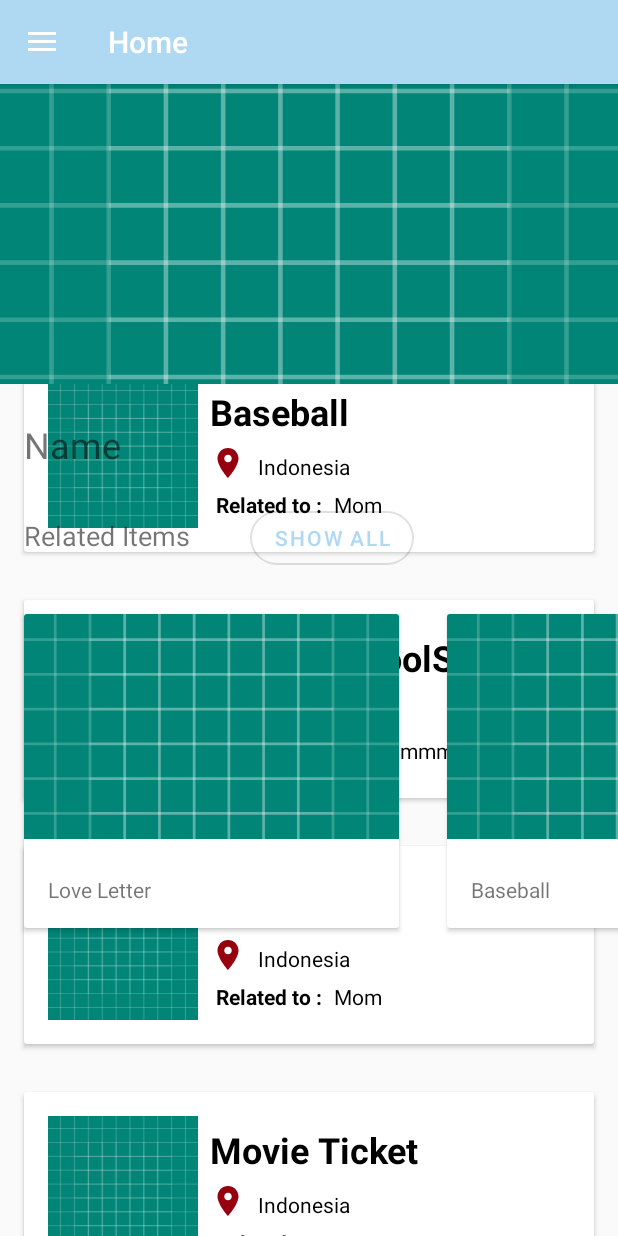
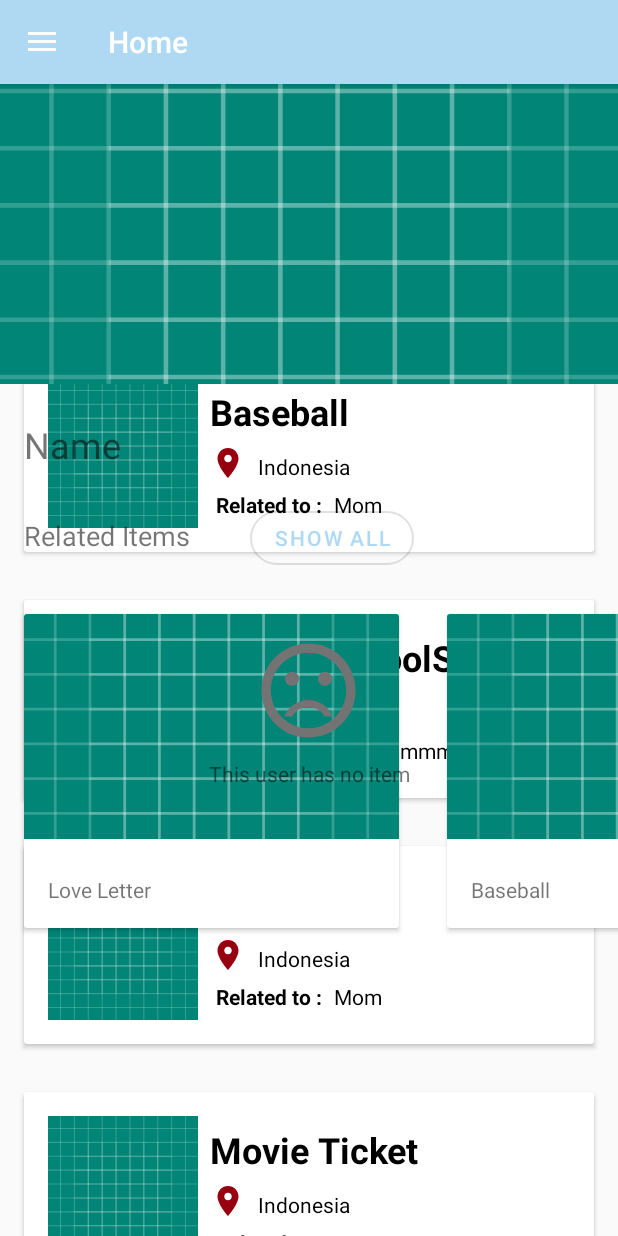
Before and after one commit to azureguard/virtuary, an Android app: the fragment MemberFragment placed in its activity, on a phone screen of 412 x 824 dp. Run offline under Robolectric (Android 15) with nearby library versions, the phone set to English and light mode, and no system bars; our stand-ins replace data binding, navigation-ui; 2 statements that could not run were skipped.

Commit message:
Added conditional layout rendering

```diff
--- a/app/src/main/java/com/virtuary/app/screens/family/member/MemberFragment.kt
+++ b/app/src/main/java/com/virtuary/app/screens/family/member/MemberFragment.kt
@@ -4,6 +4,7 @@ import android.os.Bundle
 import android.view.*
 import androidx.databinding.DataBindingUtil
 import androidx.fragment.app.Fragment
+import androidx.lifecycle.Observer
 import androidx.lifecycle.ViewModelProviders
 import androidx.navigation.fragment.navArgs
 import androidx.recyclerview.widget.LinearLayoutManager
@@ -38,12 +39,24 @@ class MemberFragment : Fragment() {
         memberViewModel = ViewModelProviders.of(this).get(MemberViewModel::class.java)
         binding.memberViewModel = memberViewModel
 
+        // Conditional rendering depending on the item number that the specific member have
+        memberViewModel.itemSize.observe(this, Observer { size ->
+            if (size <= 0) {
+                binding.noItemText.visibility = View.VISIBLE
+                binding.rvMemberItemList.visibility = View.GONE
+            } else {
+                binding.noItemText.visibility = View.GONE
+                binding.rvMemberItemList.visibility = View.VISIBLE
+            }
+        })
+
         // assign adapter so all item list behave the same way
         binding.rvMemberItemList.adapter = MemberItemAdapter(
             memberViewModel.artifactsTitle
         )
         binding.rvMemberItemList.layoutManager =
             LinearLayoutManager(activity, LinearLayoutManager.HORIZONTAL, false)
+
         return binding.root
     }
 }
--- a/app/src/main/java/com/virtuary/app/screens/family/member/memberViewModel.kt
+++ b/app/src/main/java/com/virtuary/app/screens/family/member/memberViewModel.kt
@@ -1,10 +1,17 @@
 package com.virtuary.app.screens.family.member
 
+import androidx.lifecycle.LiveData
+import androidx.lifecycle.MutableLiveData
 import androidx.lifecycle.ViewModel
 
 class MemberViewModel : ViewModel() {
 
-    // TODO: Change it with actual data from database
+    // Live Data To be observed for conditional layout rendering
+    private val _itemSize = MutableLiveData<Int>()
+    val itemSize: LiveData<Int>
+        get() = _itemSize
+
+    // TODO: Change it with actual data from database using live data
     val artifactsTitle: List<String> = listOf(
         "Love Letter", "Baseball",
         "SchoolSchoolSchoolSchoolSchoolSchoolSchoolSchoolSchool", "Flag", "Movie Ticket",
--- /dev/null
+++ b/app/src/main/res/drawable/ic_sentiment_dissatisfied_black_75dp.xml
@@ -0,0 +1,6 @@
+<vector android:height="75dp" android:viewportHeight="24.0"
+    android:viewportWidth="24.0" android:width="75dp" xmlns:android="http://schemas.android.com/apk/res/android">
+    <path android:fillColor="#FF000000" android:pathData="M15.5,9.5m-1.5,0a1.5,1.5 0,1 1,3 0a1.5,1.5 0,1 1,-3 0"/>
+    <path android:fillColor="#FF000000" android:pathData="M8.5,9.5m-1.5,0a1.5,1.5 0,1 1,3 0a1.5,1.5 0,1 1,-3 0"/>
+    <path android:fillColor="#FF000000" android:pathData="M11.99,2C6.47,2 2,6.48 2,12s4.47,10 9.99,10C17.52,22 22,17.52 22,12S17.52,2 11.99,2zM12,20c-4.42,0 -8,-3.58 -8,-8s3.58,-8 8,-8 8,3.58 8,8 -3.58,8 -8,8zM12,14c-2.33,0 -4.32,1.45 -5.12,3.5h1.67c0.69,-1.19 1.97,-2 3.45,-2s2.75,0.81 3.45,2h1.67c-0.8,-2.05 -2.79,-3.5 -5.12,-3.5z"/>
+</vector>
--- a/app/src/main/res/layout/fragment_family_member.xml
+++ b/app/src/main/res/layout/fragment_family_member.xml
@@ -74,9 +74,32 @@
                     android:orientation="horizontal"
                     app:layoutManager="androidx.recyclerview.widget.LinearLayoutManager"
                     app:layout_constraintEnd_toEndOf="parent"
+                    app:layout_constraintHorizontal_bias="0.0"
                     app:layout_constraintStart_toStartOf="parent"
                     app:layout_constraintTop_toBottomOf="@+id/related_items"
-                    tools:listitem="@layout/member_list_item" />
+                    tools:listitem="@layout/member_list_item"
+                    tools:visibility="gone">
+
+            </androidx.recyclerview.widget.RecyclerView>
+
+            <TextView
+                    android:id="@+id/no_item_text"
+                    android:layout_width="0dp"
+                    android:layout_height="wrap_content"
+                    android:layout_marginTop="32dp"
+                    android:layout_marginBottom="8dp"
+                    android:drawableTop="@drawable/ic_sentiment_dissatisfied_black_75dp"
+                    android:drawablePadding="8dp"
+                    android:gravity="center"
+                    android:padding="8dp"
+                    android:text="@string/this_user_has_no_item"
+                    app:drawableTint="#737373"
+                    app:layout_constraintBottom_toBottomOf="parent"
+                    app:layout_constraintEnd_toEndOf="parent"
+                    app:layout_constraintHorizontal_bias="0.0"
+                    app:layout_constraintStart_toStartOf="parent"
+                    app:layout_constraintTop_toBottomOf="@+id/show_all_button"
+                    app:layout_constraintVertical_bias="0.0" />
 
         </androidx.constraintlayout.widget.ConstraintLayout>
     </ScrollView>
--- a/app/src/main/res/values/strings.xml
+++ b/app/src/main/res/values/strings.xml
@@ -26,6 +26,7 @@
     <string name="set_alias">Set alias</string>
     <string name="related_items">Related Items</string>
     <string name="show_all">Show All</string>
+    <string name="this_user_has_no_item">This user has no item</string>
     <string name="title">Title</string>
     <string name="current_location">Current Location</string>
     <string name="related_to">Related to</string>
```
